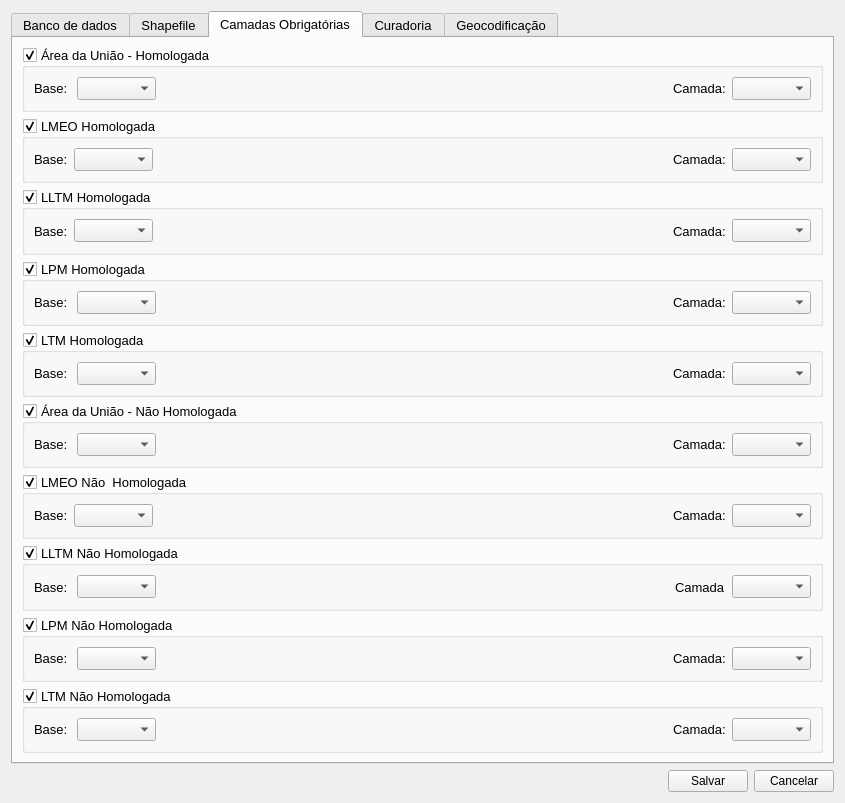
This is settings/config_window.ui in spuhub/prisma as Qt 5 draws it before an edit. The edited form follows.
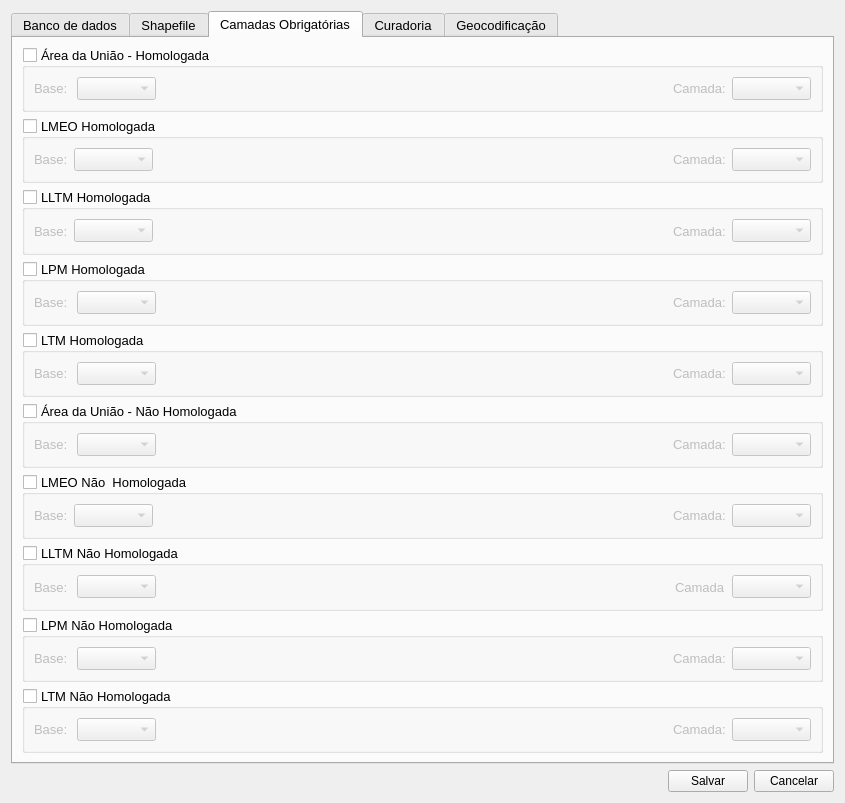
This is the edited form. The open tabs and pages were chosen to show the change. Icons and pictures are not drawn. Custom widgets are drawn as their Qt base class.

Diff of the .ui file:
```diff
--- a/settings/config_window.ui
+++ b/settings/config_window.ui
@@ -479,6 +479,9 @@
       <layout class="QVBoxLayout" name="verticalLayout_6">
        <item>
         <widget class="QGroupBox" name="groupBox_area_uniao">
+         <property name="enabled">
+          <bool>true</bool>
+         </property>
          <property name="title">
           <string>Área da União - Homologada</string>
          </property>
@@ -488,6 +491,9 @@
          <property name="checkable">
           <bool>true</bool>
          </property>
+         <property name="checked">
+          <bool>false</bool>
+         </property>
          <layout class="QHBoxLayout" name="horizontalLayout_25">
           <item>
            <widget class="QLabel" name="label_27">
@@ -536,6 +542,9 @@
          <property name="checkable">
           <bool>true</bool>
          </property>
+         <property name="checked">
+          <bool>false</bool>
+         </property>
          <layout class="QHBoxLayout" name="horizontalLayout_34">
           <item>
            <widget class="QLabel" name="label_40">
@@ -584,6 +593,9 @@
          <property name="checkable">
           <bool>true</bool>
          </property>
+         <property name="checked">
+          <bool>false</bool>
+         </property>
          <layout class="QHBoxLayout" name="horizontalLayout_33">
           <item>
            <widget class="QLabel" name="label_39">
@@ -632,6 +644,9 @@
          <property name="checkable">
           <bool>true</bool>
          </property>
+         <property name="checked">
+          <bool>false</bool>
+         </property>
          <layout class="QHBoxLayout" name="horizontalLayout_22">
           <item>
            <widget class="QLabel" name="label_21">
@@ -680,6 +695,9 @@
          <property name="checkable">
           <bool>true</bool>
          </property>
+         <property name="checked">
+          <bool>false</bool>
+         </property>
          <layout class="QHBoxLayout" name="horizontalLayout_24">
           <item>
            <widget class="QLabel" name="label_25">
@@ -728,6 +746,9 @@
          <property name="checkable">
           <bool>true</bool>
          </property>
+         <property name="checked">
+          <bool>false</bool>
+         </property>
          <layout class="QHBoxLayout" name="horizontalLayout_27">
           <item>
            <widget class="QLabel" name="label_31">
@@ -776,6 +797,9 @@
          <property name="checkable">
           <bool>true</bool>
          </property>
+         <property name="checked">
+          <bool>false</bool>
+         </property>
          <layout class="QHBoxLayout" name="horizontalLayout_35">
           <item>
            <widget class="QLabel" name="label_41">
@@ -824,6 +848,9 @@
          <property name="checkable">
           <bool>true</bool>
          </property>
+         <property name="checked">
+          <bool>false</bool>
+         </property>
          <layout class="QHBoxLayout" name="horizontalLayout_32">
           <item>
            <widget class="QLabel" name="label_37">
@@ -872,6 +899,9 @@
          <property name="checkable">
           <bool>true</bool>
          </property>
+         <property name="checked">
+          <bool>false</bool>
+         </property>
          <layout class="QHBoxLayout" name="horizontalLayout_26">
           <item>
            <widget class="QLabel" name="label_29">
@@ -920,6 +950,9 @@
          <property name="checkable">
           <bool>true</bool>
          </property>
+         <property name="checked">
+          <bool>false</bool>
+         </property>
          <layout class="QHBoxLayout" name="horizontalLayout_23">
           <item>
            <widget class="QLabel" name="label_23">
```
Left out of the diff: 53 changed lines with no effect on the pictures.
